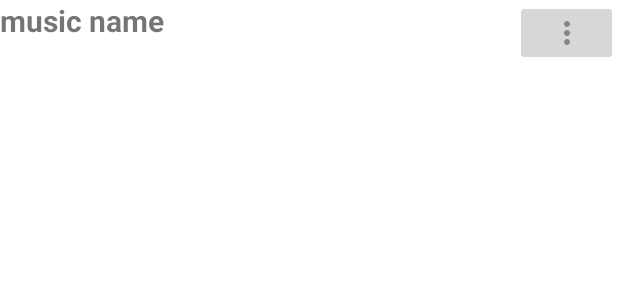
After one commit to SEKI-YUTA/Android_SimpleGallery, an Android app: the layout audio_item.xml on its own in the app's theme, with its tools: preview values and no code run, on a phone screen of 412 x 824 dp. The commit adds this screen. Shown: the top 300 px of the screen. Run offline under Robolectric (Android 15) with nearby library versions, the phone set to English and light mode, and no system bars.

Commit message:
create music list screen

```diff
--- a/app/src/main/java/com/example/galleryapp/ImageAdapter.java
+++ b/app/src/main/java/com/example/galleryapp/Adapters/ImageAdapter.java
@@ -1,4 +1,4 @@
-package com.example.galleryapp;
+package com.example.galleryapp.Adapters;
 
 import android.app.Activity;
 import android.content.Context;
@@ -10,6 +10,10 @@ import android.view.ViewGroup;
 
 import androidx.annotation.NonNull;
 import androidx.recyclerview.widget.RecyclerView;
+
+import com.example.galleryapp.ImageDetailActivity;
+import com.example.galleryapp.R;
+import com.example.galleryapp.ViewHolders.ImageViewHolder;
 
 import java.util.List;
 
--- a/app/src/main/java/com/example/galleryapp/ImageViewHolder.java
+++ b/app/src/main/java/com/example/galleryapp/ViewHolders/ImageViewHolder.java
@@ -1,4 +1,4 @@
-package com.example.galleryapp;
+package com.example.galleryapp.ViewHolders;
 
 import android.view.View;
 import android.widget.ImageView;
@@ -6,6 +6,8 @@ import android.widget.ImageView;
 import androidx.annotation.NonNull;
 import androidx.cardview.widget.CardView;
 import androidx.recyclerview.widget.RecyclerView;
+
+import com.example.galleryapp.R;
 
 public class ImageViewHolder extends RecyclerView.ViewHolder{
     public ImageView image_item;
--- /dev/null
+++ b/app/src/main/res/drawable/ic_baseline_more_vert_24.xml
@@ -0,0 +1,5 @@
+<vector android:height="24dp" android:tint="#868686"
+    android:viewportHeight="24" android:viewportWidth="24"
+    android:width="24dp" xmlns:android="http://schemas.android.com/apk/res/android">
+    <path android:fillColor="@android:color/white" android:pathData="M12,8c1.1,0 2,-0.9 2,-2s-0.9,-2 -2,-2 -2,0.9 -2,2 0.9,2 2,2zM12,10c-1.1,0 -2,0.9 -2,2s0.9,2 2,2 2,-0.9 2,-2 -0.9,-2 -2,-2zM12,16c-1.1,0 -2,0.9 -2,2s0.9,2 2,2 2,-0.9 2,-2 -0.9,-2 -2,-2z"/>
+</vector>
--- /dev/null
+++ b/app/src/main/res/layout/audio_item.xml
@@ -0,0 +1,22 @@
+<?xml version="1.0" encoding="utf-8"?>
+<LinearLayout xmlns:android="http://schemas.android.com/apk/res/android"
+    android:weightSum="6"
+    android:layout_width="match_parent"
+    android:layout_height="wrap_content">
+    <TextView
+        android:layout_width="0dp"
+        android:layout_height="wrap_content"
+        android:layout_weight="5"
+        android:text="music name"
+        android:textSize="20sp"
+        android:textStyle="bold"
+        android:id="@+id/audio_name"/>
+    <ImageButton
+        android:layout_width="0dp"
+        android:layout_height="wrap_content"
+        android:layout_weight="1"
+        android:src="@drawable/ic_baseline_more_vert_24"
+        android:id="@+id/imgBtn_more"
+        />
+
+</LinearLayout>
--- a/app/src/main/res/layout/fragment_image_list.xml
+++ b/app/src/main/res/layout/fragment_image_list.xml
@@ -3,7 +3,6 @@
     xmlns:tools="http://schemas.android.com/tools"
     android:layout_width="match_parent"
     android:layout_height="match_parent"
-    android:padding="16dp"
     tools:context=".Fragments.ImageListFragment">
     <androidx.recyclerview.widget.RecyclerView
         android:layout_width="match_parent"
```
Also changed, not shown: app/src/main/java/com/example/galleryapp/Adapters/AudioAdapter.java (added, +49 -0 lines), app/src/main/java/com/example/galleryapp/Fragments/AudioListFragment.java (added, +65 -0 lines), app/src/main/java/com/example/galleryapp/Fragments/ImageListFragment.java (+1 -6 lines), app/src/main/java/com/example/galleryapp/MainActivity.java (+2 -15 lines), app/src/main/java/com/example/galleryapp/MusicListFragment.java (deleted, +0 -19 lines), app/src/main/java/com/example/galleryapp/ViewHolders/AudioViewHolder.java (added, +20 -0 lines), app/src/main/res/layout/fragment_audio_list.xml (renamed from app/src/main/res/layout/fragment_music_list.xml, +5 -7 lines).
